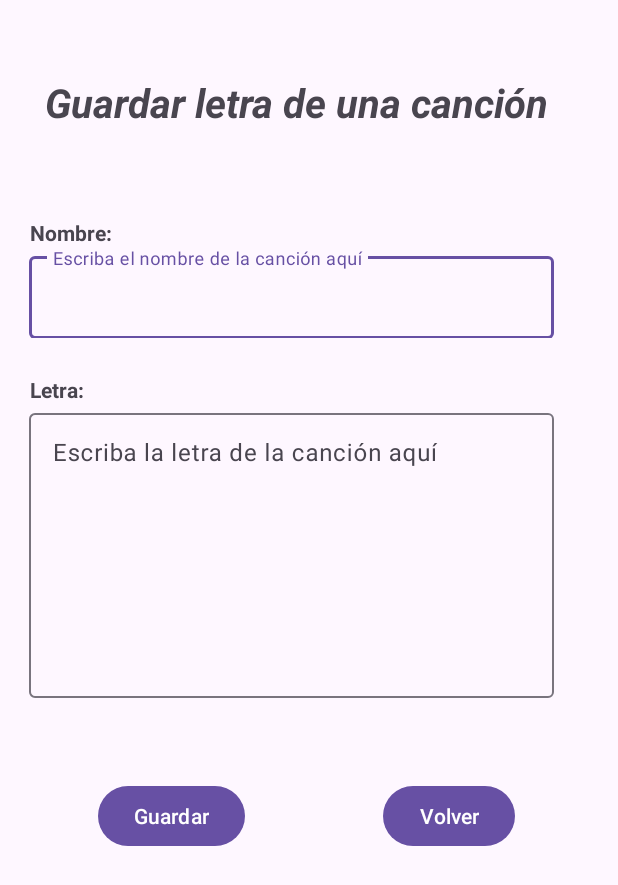
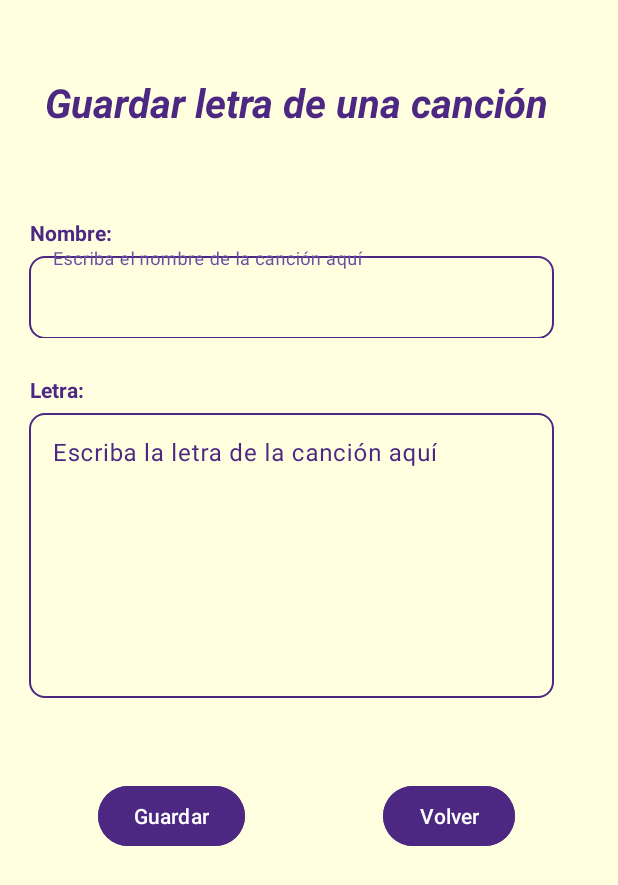
Before and after one commit to JuanBau514/Parcial-Componentes, an Android app: the SaveSong screen opened directly, with no data from a screen before it, on a phone screen of 412 x 824 dp. Shown: the top 885 px of the screen. Run offline under Robolectric (Android 15) with nearby library versions, the phone set to English and light mode, and no system bars.

Commit message:
Diseño sencillo y cambio de imagen a maraca y tambor

```diff
--- /dev/null
+++ b/app/src/main/res/drawable/style_border_text_view.xml
@@ -0,0 +1,9 @@
+<?xml version="1.0" encoding="utf-8"?>
+<shape xmlns:android="http://schemas.android.com/apk/res/android" android:shape="rectangle">
+    <stroke android:width="1sp" android:color="@color/Blue_violet"/>
+    <padding android:bottom="10sp"
+        android:left="10sp"
+        android:right="10sp"
+        android:top="10sp"/>
+    <corners android:radius="10sp"/>
+</shape>
--- a/app/src/main/res/layout/activity_tambor.xml
+++ b/app/src/main/res/layout/activity_tambor.xml
@@ -5,7 +5,8 @@
     android:id="@+id/main"
     android:layout_width="match_parent"
     android:layout_height="match_parent"
-    tools:context=".logic.Tambor">
+    tools:context=".logic.Tambor"
+    android:background="@color/Pastel_yellow">
 
     <Button
         android:id="@+id/btnPlayTambor"
@@ -28,5 +29,6 @@
         app:layout_constraintStart_toStartOf="parent"
         app:layout_constraintTop_toTopOf="parent"
         app:layout_constraintEnd_toEndOf="parent"
-        android:layout_marginTop="625dp"/>
+        android:layout_marginTop="625dp"
+        android:backgroundTint="@color/Blue_violet"/>
 </androidx.constraintlayout.widget.ConstraintLayout>
--- a/app/src/main/res/layout/save_letter.xml
+++ b/app/src/main/res/layout/save_letter.xml
@@ -3,7 +3,8 @@
     xmlns:app="http://schemas.android.com/apk/res-auto"
     xmlns:android="http://schemas.android.com/apk/res/android"
     android:layout_width="match_parent"
-    android:layout_height="match_parent">
+    android:layout_height="match_parent"
+    android:background="@color/Pastel_yellow">
 
     <TextView
         android:id="@+id/txtTittleSave"
@@ -15,7 +16,8 @@
         app:layout_constraintStart_toStartOf="parent"
         app:layout_constraintTop_toTopOf="parent"
         android:layout_marginStart="30dp"
-        android:layout_marginTop="50dp" />
+        android:layout_marginTop="50dp"
+        android:textColor="@color/Blue_violet"/>
 
     <TextView
         android:id="@+id/txtNameSong"
@@ -26,7 +28,8 @@
         app:layout_constraintStart_toStartOf="parent"
         app:layout_constraintTop_toTopOf="parent"
         android:layout_marginStart="20dp"
-        android:layout_marginTop="145dp"/>
+        android:layout_marginTop="145dp"
+        android:textColor="@color/Blue_violet"/>
 
     <com.google.android.material.textfield.TextInputLayout
         android:id="@+id/txtInputLayoutName"
@@ -37,14 +40,17 @@
         app:layout_constraintEnd_toEndOf="parent"
         android:layout_marginStart="1dp"
         android:layout_marginTop="165dp"
-        app:layout_constraintHorizontal_bias="0.3">
+        app:layout_constraintHorizontal_bias="0.3"
+        android:textColorHint="@color/Blue_violet"
+        >
 
         <com.google.android.material.textfield.TextInputEditText
             android:id="@+id/txtInputEditName"
             android:layout_width="match_parent"
             android:layout_height="55dp"
             android:hint="@string/hint_name"
-            android:gravity="start"/>/>
+            android:gravity="start"
+            android:background="@drawable/style_border_text_view"/>
     </com.google.android.material.textfield.TextInputLayout>
 
     <TextView
@@ -56,7 +62,8 @@
         app:layout_constraintStart_toStartOf="parent"
         app:layout_constraintTop_toTopOf="parent"
         android:layout_marginStart="20dp"
-        android:layout_marginTop="250dp" />
+        android:layout_marginTop="250dp"
+        android:textColor="@color/Blue_violet"/>
 
     <com.google.android.material.textfield.TextInputLayout
         android:id="@+id/txtInputLayoutLetter"
@@ -67,7 +74,8 @@
         app:layout_constraintEnd_toEndOf="parent"
         android:layout_marginStart="1dp"
         android:layout_marginTop="270dp"
-        app:layout_constraintHorizontal_bias="0.3">
+        app:layout_constraintHorizontal_bias="0.3"
+        android:textColorHint="@color/Blue_violet">
 
         <com.google.android.material.textfield.TextInputEditText
             android:id="@+id/txtInputEditLetter"
@@ -75,7 +83,8 @@
             android:layout_height="190dp"
             android:textAlignment="textStart"
             android:hint="@string/hint_letter"
-            android:gravity="start"/>
+            android:gravity="start"
+            android:background="@drawable/style_border_text_view"/>
     </com.google.android.material.textfield.TextInputLayout>
 
     <Button
@@ -86,7 +95,8 @@
         app:layout_constraintStart_toStartOf="parent"
         app:layout_constraintTop_toTopOf="parent"
         android:layout_marginStart="65dp"
-        android:layout_marginTop="520dp" />
+        android:layout_marginTop="520dp"
+        android:backgroundTint="@color/Blue_violet"/>
 
     <Button
         android:id="@+id/btnReturn"
@@ -96,6 +106,7 @@
         app:layout_constraintStart_toStartOf="parent"
         app:layout_constraintTop_toTopOf="parent"
         android:layout_marginStart="255dp"
-        android:layout_marginTop="520dp"/>
+        android:layout_marginTop="520dp"
+        android:backgroundTint="@color/Blue_violet"/>/>
 
 </androidx.constraintlayout.widget.ConstraintLayout>
--- a/app/src/main/res/values/colors.xml
+++ b/app/src/main/res/values/colors.xml
@@ -2,4 +2,7 @@
 <resources>
     <color name="black">#FF000000</color>
     <color name="white">#FFFFFF</color>
+    <color name="Pastel_yellow"> #FFFFE0</color>
+    <color name="Red_violet">	#C71585</color>
+    <color name="Blue_violet"> #4c2882</color>
 </resources>
--- a/app/src/main/res/values/strings.xml
+++ b/app/src/main/res/values/strings.xml
@@ -57,4 +57,6 @@
     <string name="borrar">Borrar</string>
     <string name="rules">Instrucciones</string>
     <string name="start">Comenzar</string>
+    <string name="search">Buscar canción...</string>
+    <string name="edit">Editar</string>
 </resources>
```
Also changed, not shown: app/src/main/java/com/example/parcial/logic/Maraca.kt (+5 -2 lines), app/src/main/res/layout/activity_main.xml (+13 -7 lines), app/src/main/res/layout/activity_maraca.xml (+18 -3 lines), app/src/main/res/layout/activity_rules.xml (+10 -6 lines), app/src/main/res/layout/activity_song.xml (+16 -7 lines), app/src/main/res/drawable/maraca.png (added), app/src/main/res/drawable/tambor.jpg (deleted), app/src/main/res/drawable/tambor.png (added).
